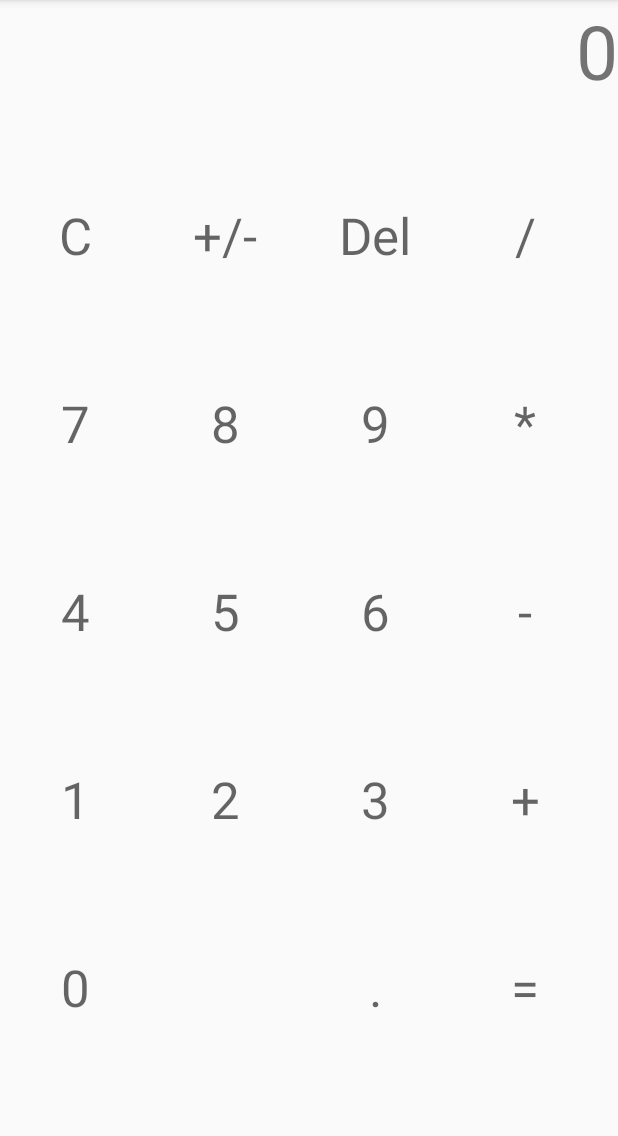
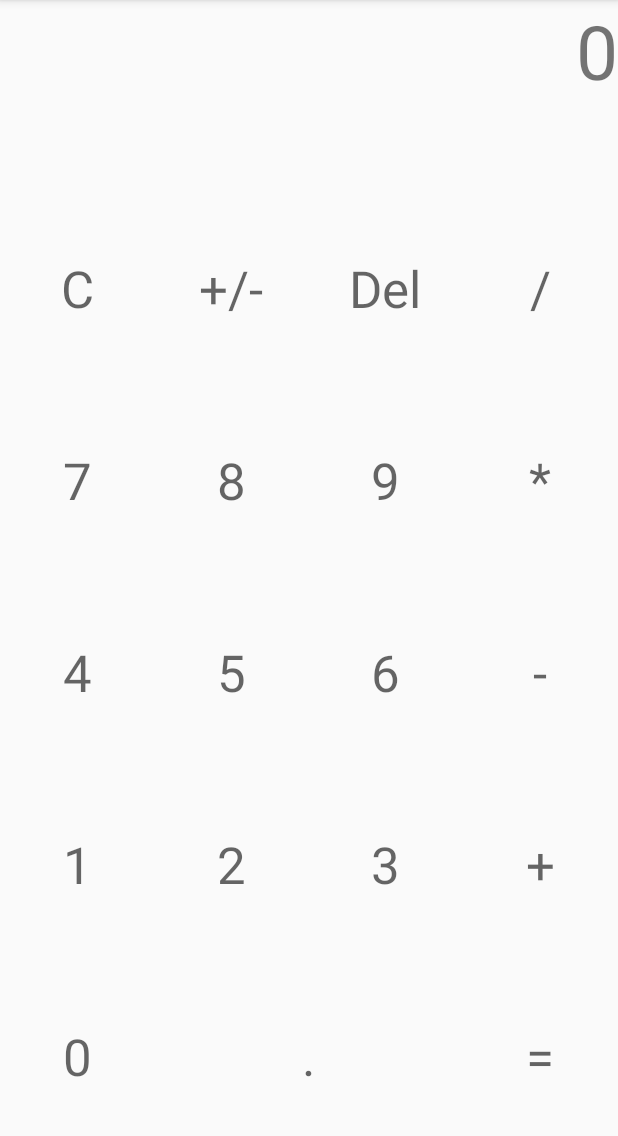
Before and after one commit to JosephCantrell/Calculator, an Android app: the screen it shows after launch (CalculatorActivity), on a phone screen of 412 x 824 dp, the part 84-1220 px from its top. Run offline under Robolectric (Android 15) with nearby library versions, the phone set to English and light mode, and no system bars.

Commit message:
9/18/2019 bug fixes
fixed the calculator layout. Changed the layouts from a button grid to a linear layout. This allows for resizing based on any screen. Might even work in landscape mode.

Fixed bug where deleteing nothing would crash the application.

Fixed where the user can no longer add multiple decimals or operators.

Code is complete at its current stage

```diff
--- a/app/src/main/res/layout/calculator.xml
+++ b/app/src/main/res/layout/calculator.xml
@@ -2,32 +2,33 @@
 <LinearLayout xmlns:android="http://schemas.android.com/apk/res/android"
     android:id="@+id/activity_calculator"
     xmlns:tools="http://schemas.android.com/tools"
-    android:orientation="vertical" android:layout_width="match_parent"
+    android:orientation="vertical"
+    android:layout_width="match_parent"
     android:layout_height="match_parent"
+    android:weightSum="6"
     tools:context="com.example.calculator.view.CalculatorActivity">
 
 
     <TextView
         android:id="@+id/CalculatorText"
         android:layout_width="match_parent"
-        android:layout_height="94dp"
+        android:layout_height="0dp"
+        android:layout_weight="1"
         android:text="0"
         android:textAlignment="textEnd"
         android:textSize="50sp" />
 
-    <GridLayout
-        android:id="@+id/buttonGrid"
-        android:layout_width="wrap_content"
-        android:layout_height="wrap_content"
-        android:columnCount="4"
-        android:rowCount="5">
+    <LinearLayout
+        android:layout_width="match_parent"
+        android:layout_height="0dp"
+        android:layout_weight="1"
+        android:weightSum="4"  >
 
         <Button
             android:id="@+id/Clear"
-            android:layout_width="100dp"
-            android:layout_height="125dp"
-            android:layout_row="0"
-            android:layout_column="0"
+            android:layout_width="0dp"
+            android:layout_height="match_parent"
+            android:layout_weight="1"
             android:background="#00FFFFFF"
             android:onClick="onClick"
             android:tag="C"
@@ -37,10 +38,9 @@
 
         <Button
             android:id="@+id/Sign"
-            android:layout_width="100dp"
-            android:layout_height="125dp"
-            android:layout_row="0"
-            android:layout_column="1"
+            android:layout_width="0dp"
+            android:layout_height="match_parent"
+            android:layout_weight="1"
             android:background="#00FFFFFF"
             android:onClick="onClick"
             android:tag="S"
@@ -50,10 +50,9 @@
 
         <Button
             android:id="@+id/Delete"
-            android:layout_width="100dp"
-            android:layout_height="125dp"
-            android:layout_row="0"
-            android:layout_column="2"
+            android:layout_width="0dp"
+            android:layout_height="match_parent"
+            android:layout_weight="1"
             android:background="#00FFFFFF"
             android:onClick="onClick"
             android:tag="D"
@@ -63,10 +62,9 @@
 
         <Button
             android:id="@+id/Divide"
-            android:layout_width="100dp"
-            android:layout_height="125dp"
-            android:layout_row="0"
-            android:layout_column="3"
+            android:layout_width="0dp"
+            android:layout_height="match_parent"
+            android:layout_weight="1"
             android:background="#00FFFFFF"
             android:onClick="onClick"
             android:tag="/"
@@ -74,12 +72,19 @@
             android:textAppearance="@style/TextAppearance.AppCompat.Display1"
             android:visibility="visible" />
 
+    </LinearLayout>
+
+    <LinearLayout
+        android:layout_width="match_parent"
+        android:layout_height="0dp"
+        android:layout_weight="1"
+        android:weightSum="4"  >
+
         <Button
             android:id="@+id/Seven"
-            android:layout_width="100dp"
-            android:layout_height="125dp"
-            android:layout_row="1"
-            android:layout_column="0"
+            android:layout_width="0dp"
+            android:layout_height="match_parent"
+            android:layout_weight="1"
             android:background="#00FFFFFF"
             android:onClick="onClick"
             android:tag="7"
@@ -89,10 +94,9 @@
 
         <Button
             android:id="@+id/Eight"
-            android:layout_width="100dp"
-            android:layout_height="125dp"
-            android:layout_row="1"
-            android:layout_column="1"
+            android:layout_width="0dp"
+            android:layout_height="match_parent"
+            android:layout_weight="1"
             android:background="#00FFFFFF"
             android:onClick="onClick"
             android:tag="8"
@@ -102,10 +106,9 @@
 
         <Button
             android:id="@+id/Nine"
-            android:layout_width="100dp"
-            android:layout_height="125dp"
-            android:layout_row="1"
-            android:layout_column="2"
+            android:layout_width="0dp"
+            android:layout_height="match_parent"
+            android:layout_weight="1"
             android:background="#00FFFFFF"
             android:onClick="onClick"
             android:tag="9"
@@ -115,10 +118,9 @@
 
         <Button
             android:id="@+id/Multiply"
-            android:layout_width="100dp"
-            android:layout_height="125dp"
-            android:layout_row="1"
-            android:layout_column="3"
+            android:layout_width="0dp"
+            android:layout_height="match_parent"
+            android:layout_weight="1"
             android:background="#00FFFFFF"
             android:onClick="onClick"
             android:tag="*"
@@ -126,12 +128,21 @@
             android:textAppearance="@style/TextAppearance.AppCompat.Display1"
             android:visibility="visible" />
 
+
+    </LinearLayout>
+
+
+    <LinearLayout
+        android:layout_width="match_parent"
+        android:layout_height="0dp"
+        android:layout_weight="1"
+        android:weightSum="4"  >
+
         <Button
             android:id="@+id/Four"
-            android:layout_width="100dp"
-            android:layout_height="125dp"
-            android:layout_row="2"
-            android:layout_column="0"
+            android:layout_width="0dp"
+            android:layout_height="match_parent"
+            android:layout_weight="1"
             android:background="#00FFFFFF"
             android:onClick="onClick"
             android:tag="4"
@@ -141,10 +152,9 @@
 
         <Button
             android:id="@+id/Five"
-            android:layout_width="100dp"
-            android:layout_height="125dp"
-            android:layout_row="2"
-            android:layout_column="1"
+            android:layout_width="0dp"
+            android:layout_height="match_parent"
+            android:layout_weight="1"
             android:background="#00FFFFFF"
             android:onClick="onClick"
             android:tag="5"
@@ -154,10 +164,9 @@
 
         <Button
             android:id="@+id/Six"
-            android:layout_width="100dp"
-            android:layout_height="125dp"
-            android:layout_row="2"
-            android:layout_column="2"
+            android:layout_width="0dp"
+            android:layout_height="match_parent"
+            android:layout_weight="1"
             android:background="#00FFFFFF"
             android:onClick="onClick"
             android:tag="6"
@@ -167,10 +176,9 @@
 
         <Button
             android:id="@+id/Minus"
-            android:layout_width="100dp"
-            android:layout_height="125dp"
-            android:layout_row="2"
-            android:layout_column="3"
+            android:layout_width="0dp"
+            android:layout_height="match_parent"
+            android:layout_weight="1"
             android:background="#00FFFFFF"
             android:onClick="onClick"
             android:tag="-"
@@ -178,12 +186,20 @@
             android:textAppearance="@style/TextAppearance.AppCompat.Display1"
             android:visibility="visible" />
 
+
+    </LinearLayout>
+
+    <LinearLayout
+        android:layout_width="match_parent"
+        android:layout_height="0dp"
+        android:layout_weight="1"
+        android:weightSum="4"  >
+
         <Button
             android:id="@+id/Three"
-            android:layout_width="100dp"
-            android:layout_height="125dp"
-            android:layout_row="3"
-            android:layout_column="0"
+            android:layout_width="0dp"
+            android:layout_height="match_parent"
+            android:layout_weight="1"
             android:background="#00FFFFFF"
             android:onClick="onClick"
             android:tag="1"
@@ -193,10 +209,9 @@
 
         <Button
             android:id="@+id/Two"
-            android:layout_width="100dp"
-            android:layout_height="125dp"
-            android:layout_row="3"
-            android:layout_column="1"
+            android:layout_width="0dp"
+            android:layout_height="match_parent"
+            android:layout_weight="1"
             android:background="#00FFFFFF"
             android:onClick="onClick"
             android:tag="2"
@@ -206,10 +221,9 @@
 
         <Button
             android:id="@+id/One"
-            android:layout_width="100dp"
-            android:layout_height="125dp"
-            android:layout_row="3"
-            android:layout_column="2"
+            android:layout_width="0dp"
+            android:layout_height="match_parent"
+            android:layout_weight="1"
             android:background="#00FFFFFF"
             android:onClick="onClick"
             android:tag="3"
@@ -219,10 +233,9 @@
 
         <Button
             android:id="@+id/Add"
-            android:layout_width="100dp"
-            android:layout_height="125dp"
-            android:layout_row="3"
-            android:layout_column="3"
+            android:layout_width="0dp"
+            android:layout_height="match_parent"
+            android:layout_weight="1"
             android:background="#00FFFFFF"
             android:onClick="onClick"
             android:tag="+"
@@ -230,12 +243,20 @@
             android:textAppearance="@style/TextAppearance.AppCompat.Display1"
             android:visibility="visible" />
 
+
+    </LinearLayout>
+
+    <LinearLayout
+        android:layout_width="match_parent"
+        android:layout_height="0dp"
+        android:layout_weight="1"
+        android:weightSum="4"  >
+
         <Button
             android:id="@+id/Zero"
-            android:layout_width="100dp"
-            android:layout_height="125dp"
-            android:layout_row="4"
-            android:layout_column="0"
+            android:layout_width="0dp"
+            android:layout_height="match_parent"
+            android:layout_weight="1"
             android:background="#00FFFFFF"
             android:onClick="onClick"
             android:tag="0"
@@ -245,10 +266,9 @@
 
         <Button
             android:id="@+id/Decimal"
-            android:layout_width="100dp"
-            android:layout_height="125dp"
-            android:layout_row="4"
-            android:layout_column="2"
+            android:layout_width="0dp"
+            android:layout_height="match_parent"
+            android:layout_weight="2"
             android:background="#00FFFFFF"
             android:onClick="onClick"
             android:tag="."
@@ -258,10 +278,9 @@
 
         <Button
             android:id="@+id/Equals"
-            android:layout_width="100dp"
-            android:layout_height="125dp"
-            android:layout_row="4"
-            android:layout_column="3"
+            android:layout_width="0dp"
+            android:layout_height="match_parent"
+            android:layout_weight="1"
             android:background="#00FFFFFF"
             android:onClick="onClick"
             android:tag="="
@@ -270,8 +289,6 @@
             android:visibility="visible" />
 
 
-
-    </GridLayout>
-
+    </LinearLayout>
 
 </LinearLayout>
```
Also changed, not shown: app/src/main/java/com/example/calculator/model/Calculator.java (+115 -38 lines).
